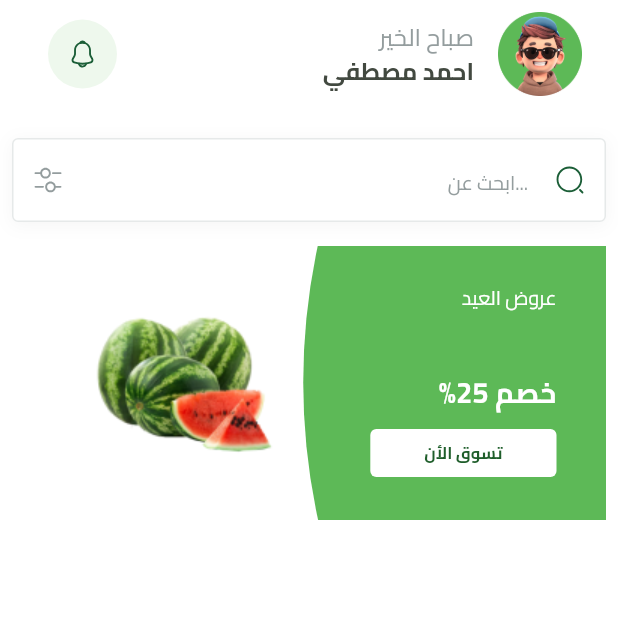
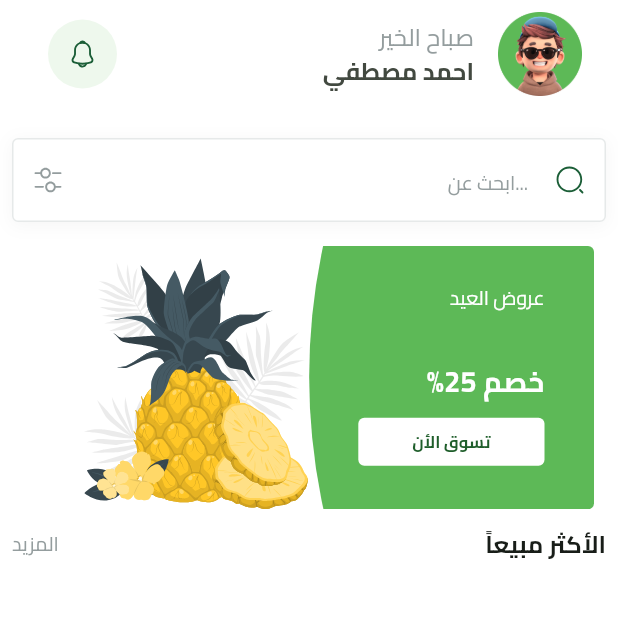
Before and after one commit to belaleid5/e_commerce_app_frutes, a Flutter app: the HomeView screen opened directly, on a phone screen of 412 x 824 dp, the top half of it. Run offline on Flutter 3.47's test engine with Material 3 defaults, Android fonts, the phone set to English and light mode, and no system bars; our stand-ins replace bloc, cloud_firestore, dots_indicator, either_dart, firebase_auth, firebase_core and 7 more; missing offline and left inert: flutter_facebook_auth; accounts and stored records are empty; statements that could not run were skipped.

Commit message:
create best selling header

```diff
--- /dev/null
+++ b/lib/Features/home/views/widgets/best_selling_header.dart
@@ -0,0 +1,24 @@
+import 'package:e_commerce_app_frutes/Core/utils/app_text_styles.dart';
+import 'package:flutter/material.dart';
+
+class BestSellingHeader extends StatelessWidget {
+  const BestSellingHeader({super.key});
+
+  @override
+  Widget build(BuildContext context) {
+    return Row(
+      children: [
+        const Text(
+          'الأكثر مبيعاً',
+          textAlign: TextAlign.right,
+          style: TextStyles.bold16,
+        ),
+        const Spacer(),
+        Text('المزيد',
+            textAlign: TextAlign.center,
+            style:
+                TextStyles.regular13.copyWith(color: const Color(0xFF949D9E))),
+      ],
+    );
+  }
+}
--- a/lib/Features/home/views/widgets/feature_item.dart
+++ b/lib/Features/home/views/widgets/feature_item.dart
@@ -2,6 +2,7 @@ import 'package:e_commerce_app_frutes/Core/utils/app_images.dart';
 import 'package:e_commerce_app_frutes/Core/utils/app_text_styles.dart';
 import 'package:e_commerce_app_frutes/Features/home/views/widgets/custom_featured_botton_item.dart';
 import 'package:flutter/material.dart';
+import 'package:flutter_svg/flutter_svg.dart';
 import 'package:flutter_svg_provider/flutter_svg_provider.dart' as svgProvider;
 
 class FeaturedItem extends StatelessWidget {
@@ -9,8 +10,10 @@ class FeaturedItem extends StatelessWidget {
 
   @override
   Widget build(BuildContext context) {
-    var itemWidth = MediaQuery.sizeOf(context).width;
-    return SizedBox(
+    var itemWidth = MediaQuery.sizeOf(context).width - 32;
+    return ClipRRect(
+      borderRadius: BorderRadius.circular(4),
+      child: SizedBox(
         width: itemWidth,
         child: AspectRatio(
           aspectRatio: 342 / 158,
@@ -21,7 +24,8 @@ class FeaturedItem extends StatelessWidget {
                   right: itemWidth * .4,
                   top: 0,
                   bottom: 0,
-                child: Image.asset(AppAssets.assetsImagesWatermelonTest)),
+                  child: SvgPicture.asset(
+                      AppAssets.assetsImagesPageViewItem2Image)),
               Container(
                 width: itemWidth * .5,
                 decoration: const BoxDecoration(
@@ -40,7 +44,8 @@ class FeaturedItem extends StatelessWidget {
                       ),
                       Text(
                         "عروض العيد",
-                      style: TextStyles.regular13.copyWith(color: Colors.white),
+                        style:
+                            TextStyles.regular13.copyWith(color: Colors.white),
                       ),
                       const Spacer(),
                       Text(
@@ -61,6 +66,7 @@ class FeaturedItem extends StatelessWidget {
             ],
           ),
         ),
+      ),
     );
   }
 }
--- /dev/null
+++ b/lib/Features/home/views/widgets/featured_item_list.dart
@@ -0,0 +1,20 @@
+import 'package:e_commerce_app_frutes/Features/home/views/widgets/feature_item.dart';
+import 'package:flutter/material.dart';
+
+class FeaturedItemList extends StatelessWidget {
+  const FeaturedItemList({super.key});
+
+  @override
+  Widget build(BuildContext context) {
+    return SingleChildScrollView(
+      scrollDirection: Axis.horizontal,
+      child: Row(
+          children: List.generate(4, (index) {
+        return const Padding(
+          padding: EdgeInsets.symmetric(horizontal: 8.0),
+          child: FeaturedItem(),
+        );
+      })),
+    );
+  }
+}
--- a/lib/Features/home/views/widgets/home_view-body.dart
+++ b/lib/Features/home/views/widgets/home_view-body.dart
@@ -1,6 +1,8 @@
+import 'package:e_commerce_app_frutes/Features/home/views/widgets/best_selling_header.dart';
 import 'package:e_commerce_app_frutes/Features/home/views/widgets/custom_home_app_bar.dart';
 import 'package:e_commerce_app_frutes/Features/home/views/widgets/custom_search_decortion.dart';
 import 'package:e_commerce_app_frutes/Features/home/views/widgets/feature_item.dart';
+import 'package:e_commerce_app_frutes/Features/home/views/widgets/featured_item_list.dart';
 import 'package:flutter/material.dart';
 
 class HomeViewBody extends StatelessWidget {
@@ -23,7 +25,11 @@ class HomeViewBody extends StatelessWidget {
                 SizedBox(
                   height: 16,
                 ),
-                FeaturedItem(),
+                FeaturedItemList(),
+                SizedBox(
+                  height: 12,
+                ),
+                BestSellingHeader(),
               ],
             ),
           )
```
Lines whose indentation alone changed are shown as unchanged.
